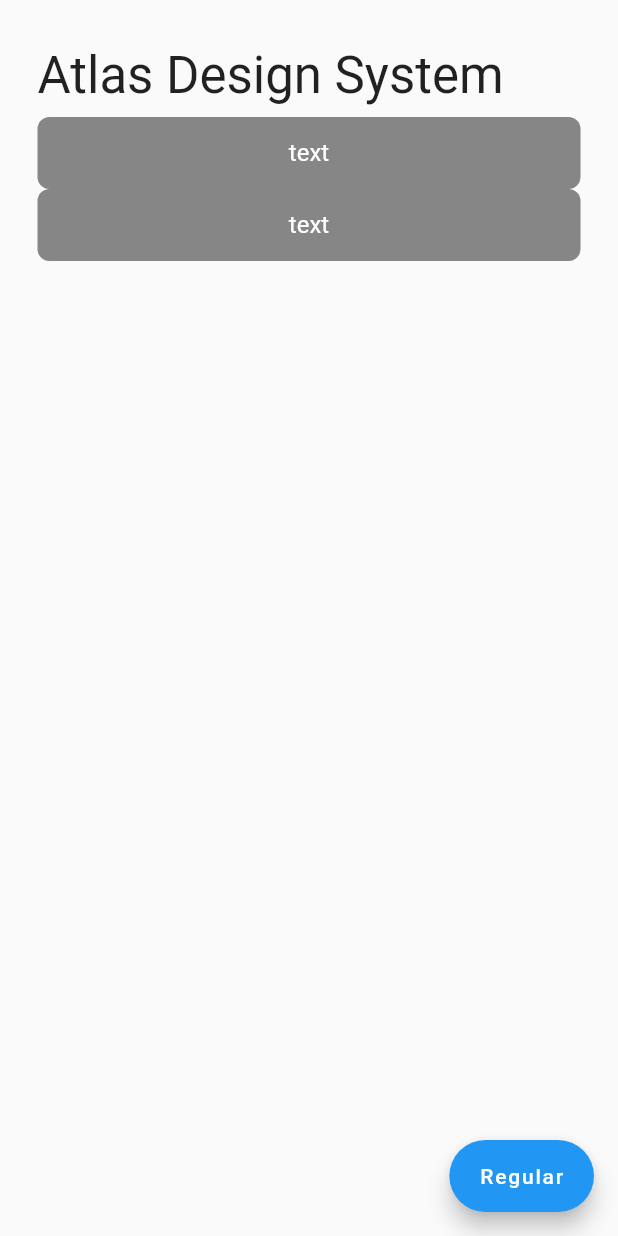
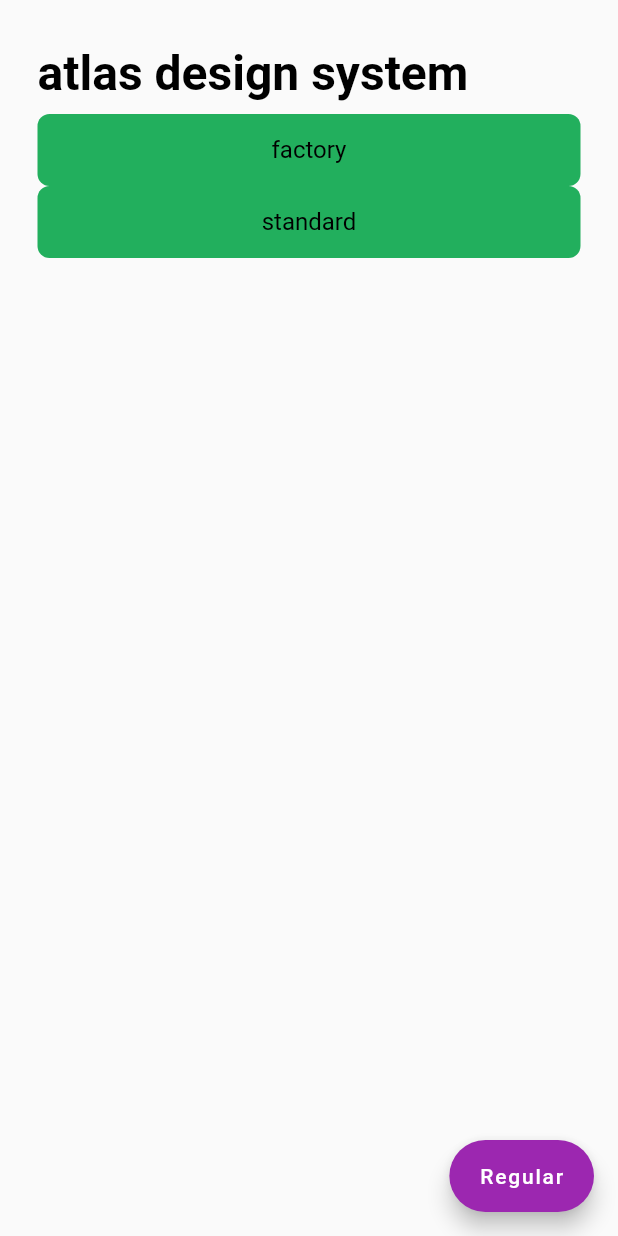
Before and after one commit to douglaswender/atlas, a Flutter app: the screen it shows after launch, on a phone screen of 412 x 824 dp. Run offline on Flutter 3.47's test engine with Material 2 defaults, Android fonts, the phone set to English and light mode, and no system bars.

Commit message:
separando componentes dos construtores estilizados

```diff
--- a/example/lib/atlas_example_view.dart
+++ b/example/lib/atlas_example_view.dart
@@ -27,6 +27,10 @@ class _AtlasExampleViewState extends State<AtlasExampleView> {
         "name": "Empty",
       },
       {
+        "type": Behaviour.disabled,
+        "name": "Disabled",
+      },
+      {
         "type": Behaviour.loading,
         "name": "Loading",
       },
@@ -54,17 +58,20 @@ class _AtlasExampleViewState extends State<AtlasExampleView> {
           vertical: 30,
         ),
         children: [
-          AtlasText.heading1('Atlas Design System'),
-          SizedBox(
+          AtlasText.heading(behaviour: _behaviour, text: 'atlas design system'),
+          const SizedBox(
             height: 8,
           ),
           AtlasButton.factory(
-            text: 'text',
+            text: 'factory',
             behaviour: _behaviour,
           ),
           AtlasButton.standard(
-            text: 'text',
+            text: 'standard',
             behaviour: _behaviour,
+            onPressed: () {
+              print("print from standard constructor");
+            },
           ),
         ],
       ),
--- a/example/lib/main.dart
+++ b/example/lib/main.dart
@@ -13,7 +13,7 @@ class MyApp extends StatelessWidget {
     return MaterialApp(
       title: 'Flutter Demo',
       theme: ThemeData(
-        primarySwatch: Colors.blue,
+        primarySwatch: Colors.purple,
       ),
       home: const AtlasExampleView(),
     );
--- a/lib/core/component/component.dart
+++ b/lib/core/component/component.dart
@@ -6,32 +6,32 @@ import 'base_component.dart';
 
 abstract class Component<T, U> implements BaseComponent<T, U> {
   @override
-  Widget whenDisabled(
-      T styles, U otherStyles, BuildContext context, Behaviour childBehaviour) {
+  Widget whenDisabled(T styles, U? otherStyles, BuildContext context,
+      Behaviour childBehaviour) {
     throw "$this does not implements Behaviour.disabled";
   }
 
   @override
-  Widget whenEmpty(
-      T styles, U otherStyles, BuildContext context, Behaviour childBehaviour) {
+  Widget whenEmpty(T styles, U? otherStyles, BuildContext context,
+      Behaviour childBehaviour) {
     throw "$this does not implements Behaviour.empty";
   }
 
   @override
-  Widget whenError(
-      T styles, U otherStyles, BuildContext context, Behaviour childBehaviour) {
+  Widget whenError(T styles, U? otherStyles, BuildContext context,
+      Behaviour childBehaviour) {
     throw "$this does not implements Behaviour.error";
   }
 
   @override
-  Widget whenLoading(
-      T styles, U otherStyles, BuildContext context, Behaviour childBehaviour) {
+  Widget whenLoading(T styles, U? otherStyles, BuildContext context,
+      Behaviour childBehaviour) {
     throw "$this does not implements Behaviour.loading";
   }
 
   @override
-  Widget whenRegular(
-      T styles, U otherStyles, BuildContext context, Behaviour childBehaviour) {
+  Widget whenRegular(T styles, U? otherStyles, BuildContext context,
+      Behaviour childBehaviour) {
     throw "$this does not implements Behaviour.regular";
   }
 
@@ -52,13 +52,14 @@ abstract class Component<T, U> implements BaseComponent<T, U> {
       case Behaviour.error:
         if (styles.error == null) {
           return whenRegular(styles.regular, styles.shared, context, behaviour);
+        } else {
+          return whenError(
+            styles.error!,
+            styles.shared!,
+            context,
+            behaviour,
+          );
         }
-        return whenError(
-          styles.error!,
-          styles.shared!,
-          context,
-          behaviour,
-        );
 
       case Behaviour.empty:
         if (styles.empty == null) {
--- a/lib/core/component/style.dart
+++ b/lib/core/component/style.dart
@@ -5,7 +5,7 @@ class Style<T, U> {
   final T? error;
   final T? disabled;
   final T? empty;
-  final U shared;
+  final U? shared;
 
   const Style({
     required this.regular,
@@ -13,7 +13,7 @@ class Style<T, U> {
     this.error,
     this.disabled,
     this.empty,
-    required this.shared,
+    this.shared,
   });
 
   T create(T Function() creator) => creator();
--- a/lib/src/atoms/button/atlas_button.dart
+++ b/lib/src/atoms/button/atlas_button.dart
@@ -6,13 +6,17 @@ import 'package:atlas/src/atoms/button/atlas_button_style.dart';
 import 'package:atlas/src/shared/styles/atlas_color.dart';
 import 'package:flutter/material.dart';
 
-class AtlasButton extends StatelessWidget with Component {
+class AtlasButton extends StatelessWidget
+    with Component<AtlasButtonStyle, AtlasButtonSharedStyle> {
   final String text;
   final Behaviour behaviour;
   final Style<AtlasButtonStyle, AtlasButtonSharedStyle> styles;
+  final Function? onPressed;
+
   const AtlasButton({
     super.key,
     required this.text,
+    this.onPressed,
     this.behaviour = Behaviour.regular,
     required this.styles,
   });
@@ -21,16 +25,21 @@ class AtlasButton extends StatelessWidget with Component {
     super.key,
     required this.text,
     required this.behaviour,
+    this.onPressed,
   }) : styles = AtlasButtonStyles.standard();
 
   //vantagem: não precisa da "key" dos widgets
   //desvantagem: um pouco mais difícil de implementar
-  factory AtlasButton.factory(
-      {required String text, required Behaviour behaviour}) {
+  factory AtlasButton.factory({
+    required String text,
+    required Behaviour behaviour,
+    Function? onPressed,
+  }) {
     return AtlasButton(
       text: text,
       styles: AtlasButtonStyles.standard(),
       behaviour: behaviour,
+      onPressed: onPressed,
     );
   }
 
@@ -42,28 +51,26 @@ class AtlasButton extends StatelessWidget with Component {
   @override
   Widget whenDisabled(
       styles, otherStyles, BuildContext context, Behaviour childBehaviour) {
-    // TODO: implement whenDisabled
-    throw UnimplementedError();
-  }
-
-  @override
-  Widget whenEmpty(
-      styles, otherStyles, BuildContext context, Behaviour childBehaviour) {
-    // TODO: implement whenEmpty
-    throw UnimplementedError();
-  }
-
-  @override
-  Widget whenError(
-      styles, otherStyles, BuildContext context, Behaviour childBehaviour) {
-    // TODO: implement whenError
-    throw UnimplementedError();
+    return GestureDetector(
+      child: AnimatedContainer(
+          duration: const Duration(milliseconds: 350),
+          width: MediaQuery.of(context).size.width,
+          height: 48,
+          alignment: Alignment.center,
+          decoration: BoxDecoration(
+            color: styles.backgroundColor ?? AtlasColor.fourthColor,
+            borderRadius: BorderRadius.circular(8),
+          ),
+          child: AtlasText.body(
+            behaviour: behaviour,
+            text: text,
+          )),
+    );
   }
 
   @override
   Widget whenLoading(
       styles, otherStyles, BuildContext context, Behaviour childBehaviour) {
-    // TODO: implement whenLoading
     return GestureDetector(
       child: AnimatedContainer(
           duration: const Duration(milliseconds: 350),
@@ -90,13 +97,15 @@ class AtlasButton extends StatelessWidget with Component {
         height: 48,
         alignment: Alignment.center,
         decoration: BoxDecoration(
-            color: AtlasColor.secondaryColor,
+          color: AtlasColor.primaryColor,
           borderRadius: BorderRadius.circular(8),
         ),
         child: AtlasText.body(
-            text,
-            color: Colors.white,
-          )),
+          behaviour: behaviour,
+          text: text,
+        ),
+      ),
+      onTap: () => onPressed,
     );
   }
 }
--- a/lib/src/atoms/button/atlas_button_style.dart
+++ b/lib/src/atoms/button/atlas_button_style.dart
@@ -1,29 +1,49 @@
 import 'package:atlas/core/component/style.dart';
+import 'package:atlas/src/atoms/text/atlas_text_style.dart';
+import 'package:atlas/src/shared/styles/atlas_color.dart';
 import 'package:flutter/material.dart';
 
 class AtlasButtonStyle {
   final TextStyle textStyle;
-  AtlasButtonStyle({
-    required this.textStyle,
-  });
+  final Color? backgroundColor;
+  final BoxDecoration boxDecoration;
+
+  AtlasButtonStyle(
+      {required this.textStyle,
+      this.backgroundColor,
+      required this.boxDecoration});
 }
 
 class AtlasButtonSharedStyle {
-  final BoxDecoration boxDecoration;
+  final Style<AtlasTextStyle, AtlasTextSharedStyle>? textStyle;
 
-  AtlasButtonSharedStyle({required this.boxDecoration});
+  AtlasButtonSharedStyle({this.textStyle});
 }
 
 class AtlasButtonStyles {
   static Style<AtlasButtonStyle, AtlasButtonSharedStyle> standard() =>
       Style<AtlasButtonStyle, AtlasButtonSharedStyle>(
-          regular: AtlasButtonStyle(
-            textStyle: const TextStyle(fontSize: 16),
+        regular: AtlasButtonStyle(
+          textStyle: const TextStyle(fontSize: 16),
+          boxDecoration: BoxDecoration(
+            borderRadius: BorderRadius.circular(8),
           ),
-          loading: AtlasButtonStyle(
-            textStyle: const TextStyle(fontSize: 22),
+        ),
+        loading: AtlasButtonStyle(
+          textStyle: const TextStyle(fontSize: 22),
+          boxDecoration: BoxDecoration(
+            borderRadius: BorderRadius.circular(8),
           ),
-          shared: AtlasButtonSharedStyle(
-              boxDecoration:
-                  BoxDecoration(borderRadius: BorderRadius.circular(8))));
+        ),
+        disabled: AtlasButtonStyle(
+          textStyle: const TextStyle(fontSize: 14, color: Colors.black),
+          backgroundColor: AtlasColor.thirdColor,
+          boxDecoration: BoxDecoration(
+            borderRadius: BorderRadius.circular(8),
+          ),
+        ),
+        shared: AtlasButtonSharedStyle(
+          textStyle: AtlasTextStyles.bodyStyle,
+        ),
+      );
 }
--- a/lib/src/atoms/text/atlas_text.dart
+++ b/lib/src/atoms/text/atlas_text.dart
@@ -1,66 +1,69 @@
-import 'package:atlas/src/shared/styles/atlas_color.dart';
-import 'package:atlas/src/shared/styles/atlas_text_style.dart';
-import 'package:flutter/material.dart';
+import 'package:atlas/src/atoms/text/atlas_text_component.dart';
+import 'package:atlas/src/atoms/text/atlas_text_style.dart';
 
-@immutable
-class AtlasText extends StatelessWidget {
-  final String text;
-  final TextStyle style;
+class AtlasText extends AtlasTextComponent {
+  const AtlasText({
+    super.key,
+    required super.text,
+    required super.styles,
+    required super.behaviour,
+  });
 
-  const AtlasText({
-    Key? key,
-    required this.text,
-    required this.style,
-  }) : super(key: key);
+  factory AtlasText.heading({
+    required text,
+    required behaviour,
+  }) {
+    return AtlasText(
+        text: text, styles: AtlasTextStyles.headingStyle, behaviour: behaviour);
+  }
 
-  const AtlasText.heading1(
-    this.text, {
-    Key? key,
-  })  : style = AtlasTextStyle.heading1Style,
-        super(key: key);
+  factory AtlasText.body({
+    required text,
+    required behaviour,
+  }) {
+    return AtlasText(
+        text: text, styles: AtlasTextStyles.bodyStyle, behaviour: behaviour);
+  }
 
-  const AtlasText.heading2(
-    this.text, {
-    Key? key,
-  })  : style = AtlasTextStyle.heading2Style,
-        super(key: key);
+  // AtlasTextComponent.heading2({
+  //   required this.text,
+  //   required this.behaviour,
+  //   Key? key,
+  // })  : styles = AtlasTextStyles.bodyStyle,
+  //       super(key: key);
 
-  const AtlasText.heading3(
-    this.text, {
-    Key? key,
-  })  : style = AtlasTextStyle.heading3Style,
-        super(key: key);
+  // AtlasTextComponent.heading3({
+  //   required this.text,
+  //   required this.behaviour,
+  //   Key? key,
+  // })  : styles = AtlasTextStyles.bodyStyle,
+  //       super(key: key);
 
-  const AtlasText.headline(
-    this.text, {
-    Key? key,
-  })  : style = AtlasTextStyle.headlineStyle,
-        super(key: key);
+  // AtlasTextComponent.headline({
+  //   required this.text,
+  //   required this.behaviour,
+  //   Key? key,
+  // })  : styles = AtlasTextStyles.bodyStyle,
+  //       super(key: key);
 
-  const AtlasText.subheadline(
-    this.text, {
-    Key? key,
-  })  : style = AtlasTextStyle.subheadlineStyle,
-        super(key: key);
+  // AtlasTextComponent.subheadline({
+  //   required this.text,
+  //   required this.behaviour,
+  //   Key? key,
+  // })  : styles = AtlasTextStyles.bodyStyle,
+  //       super(key: key);
 
-  AtlasText.body(
-    this.text, {
-    Color color = AtlasColor.secondaryColor,
-    Key? key,
-  })  : style = AtlasTextStyle.bodyStyle.copyWith(color: color),
-        super(key: key);
+  // AtlasTextComponent.body({
+  //   required this.text,
+  //   required this.behaviour,
+  //   Key? key,
+  // })  : styles = AtlasTextStyles.bodyStyle,
+  //       super(key: key);
 
-  const AtlasText.caption(
-    this.text, {
-    Key? key,
-  })  : style = AtlasTextStyle.captionStyle,
-        super(key: key);
-
-  @override
-  Widget build(BuildContext context) {
-    return Text(
-      text,
-      style: style,
-    );
-  }
+  // AtlasTextComponent.caption({
+  //   required this.text,
+  //   required this.behaviour,
+  //   Key? key,
+  // })  : styles = AtlasTextStyles.bodyStyle,
+  //       super(key: key);
 }
--- /dev/null
+++ b/lib/src/atoms/text/atlas_text_component.dart
@@ -0,0 +1,37 @@
+import 'package:atlas/core/behaviour/behaviour.dart';
+import 'package:atlas/core/component/component.dart';
+import 'package:atlas/core/component/style.dart';
+import 'package:atlas/src/atoms/text/atlas_text_style.dart';
+import 'package:flutter/material.dart';
+
+class AtlasTextComponent extends StatelessWidget
+    with Component<AtlasTextStyle, AtlasTextSharedStyle> {
+  final Behaviour behaviour;
+  final String text;
+  final Style<AtlasTextStyle, AtlasTextSharedStyle> styles;
+
+  const AtlasTextComponent({
+    Key? key,
+    required this.text,
+    required this.styles,
+    required this.behaviour,
+  }) : super(key: key);
+
+  @override
+  Widget build(BuildContext context) {
+    return render(behaviour, context, styles);
+  }
+
+  @override
+  Widget whenRegular(AtlasTextStyle styles, AtlasTextSharedStyle? otherStyles,
+      BuildContext context, Behaviour childBehaviour) {
+    return Text(
+      text,
+      style: TextStyle(
+        fontSize: styles.fontSize,
+        color: styles.fontColor,
+        fontWeight: styles.fontWeight,
+      ),
+    );
+  }
+}
--- /dev/null
+++ b/lib/src/atoms/text/atlas_text_style.dart
@@ -0,0 +1,36 @@
+import 'package:atlas/core/component/style.dart';
+import 'package:flutter/material.dart';
+
+class AtlasTextStyle {
+  final double? fontSize;
+  final Color? fontColor;
+  final FontWeight? fontWeight;
+
+  AtlasTextStyle({
+    this.fontSize,
+    this.fontColor,
+    this.fontWeight,
+  });
+}
+
+class AtlasTextSharedStyle {}
+
+class AtlasTextStyles {
+  static Style<AtlasTextStyle, AtlasTextSharedStyle> get bodyStyle =>
+      Style<AtlasTextStyle, AtlasTextSharedStyle>(
+        regular: AtlasTextStyle(
+          fontColor: Colors.black,
+          fontSize: 16,
+          fontWeight: FontWeight.w400,
+        ),
+      );
+
+  static Style<AtlasTextStyle, AtlasTextSharedStyle> get headingStyle =>
+      Style<AtlasTextStyle, AtlasTextSharedStyle>(
+        regular: AtlasTextStyle(
+          fontColor: Colors.black,
+          fontSize: 32,
+          fontWeight: FontWeight.w700,
+        ),
+      );
+}
```
Lines whose indentation alone changed are shown as unchanged.
